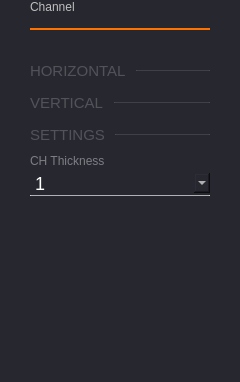
Before: the Qt Designer form ui/channel_settings.ui in analogdevicesinc/scopy, drawn with Qt 5.
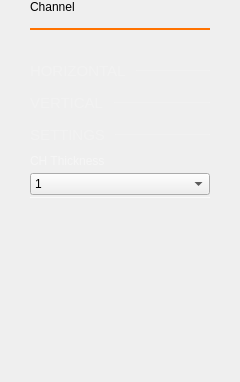
After: the same form once the commit is applied. Icons and pictures are not drawn.

What changed in the file:
```diff
--- a/ui/channel_settings.ui
+++ b/ui/channel_settings.ui
@@ -13,14 +13,6 @@
   <property name="windowTitle">
    <string>Form</string>
   </property>
-  <property name="styleSheet">
-   <string notr="true">QWidget
-{
-  background-color: rgb(39, 39, 48);
-  color: rgb(190, 190, 190);
-  font: 75 10pt &quot;DejaVu Sans&quot;;
-}</string>
-  </property>
   <layout class="QVBoxLayout" name="vLayout">
    <property name="spacing">
     <number>0</number>
@@ -242,9 +234,6 @@
      <property name="spacing">
       <number>10</number>
      </property>
-     <property name="topMargin">
-      <number>0</number>
-     </property>
      <item>
       <layout class="QHBoxLayout" name="horizontalLayout_19">
        <item>
@@ -348,26 +337,6 @@
        </item>
        <item>
         <widget class="QComboBox" name="cmbChnLineWidth">
-         <property name="styleSheet">
-          <string notr="true">QComboBox {
-  height: 20px;
-  color: #ffffff;
-  border: 0px;
-  font-size: 18px;
-  font-style: bold;
-}
-
-QComboBox QAbstractItemView {
-  border: 0px;
-}
-
-QComboBox::drop-down {
-  subcontrol-position: center right;
-  width: 10px;
-  height: 6px;
-  border-image: url(:/icons/sba_cmb_box_arrow.svg);
-}</string>
-         </property>
          <property name="currentIndex">
           <number>1</number>
          </property>
```
